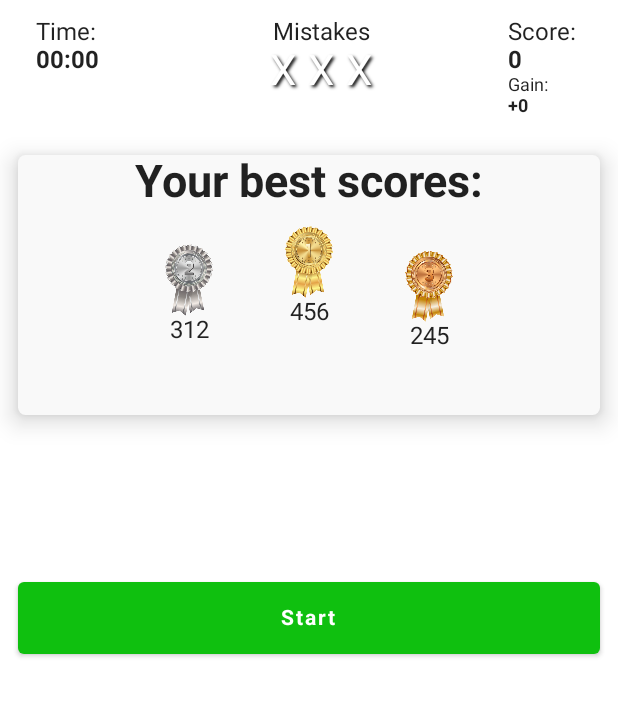
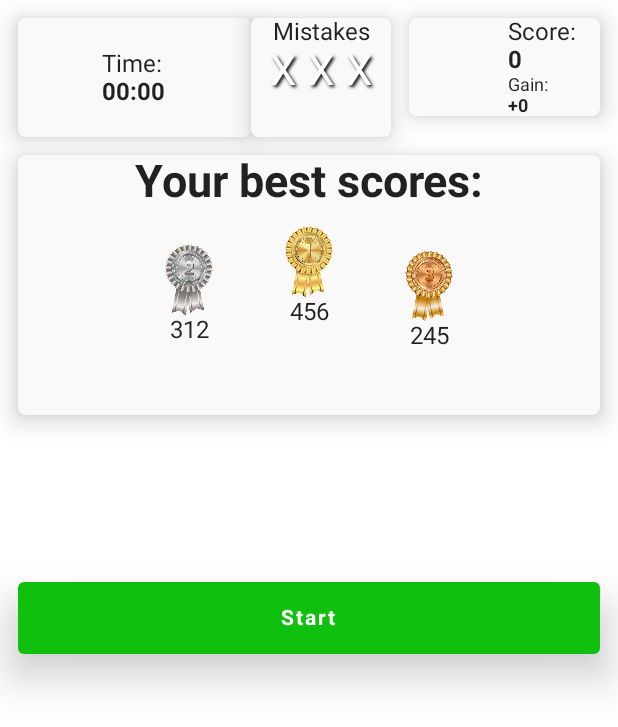
Before and after one commit to altaysoprano/TypingPracticeGame, an Android app built with Jetpack Compose: the screen it shows after launch (MainActivity), on a phone screen of 412 x 824 dp. Shown: the top 727 px of the screen. Run offline under Robolectric (Android 15) with nearby library versions, the phone set to English and light mode, and no system bars; Roboto replaces fonts that are not available here.

Commit message:
cards done (1)

```diff
--- a/app/src/main/java/com/example/typingpractice/MainScreen.kt
+++ b/app/src/main/java/com/example/typingpractice/MainScreen.kt
@@ -4,6 +4,7 @@ import android.util.Log
 import androidx.compose.foundation.background
 import androidx.compose.foundation.border
 import androidx.compose.foundation.layout.*
+import androidx.compose.foundation.shape.RoundedCornerShape
 import androidx.compose.foundation.text.KeyboardActions
 import androidx.compose.foundation.text.KeyboardOptions
 import androidx.compose.material.*
@@ -30,9 +31,7 @@ import androidx.compose.ui.text.input.ImeAction
 import androidx.compose.ui.unit.dp
 import androidx.compose.ui.unit.sp
 import androidx.hilt.navigation.compose.hiltViewModel
-import com.example.typingpractice.ui.BestScoresCard
-import com.example.typingpractice.ui.MainScreenViewModel
-import com.example.typingpractice.ui.ScoreAlertDialog
+import com.example.typingpractice.ui.*
 import kotlin.time.ExperimentalTime
 
 @ExperimentalTime
@@ -85,6 +84,9 @@ fun MainScreen(
                     colors = ButtonDefaults.buttonColors(
                         backgroundColor = Color(0XFF0FC00F),
                         contentColor = Color.White
+                    ),
+                    elevation = ButtonDefaults.elevation(
+                        defaultElevation = 18.dp
                     )
                 ) {
                     Text(
@@ -129,7 +131,10 @@ fun MainScreen(
                             kc?.hide()
                             viewModel.onPaused()
                         },
-                        modifier = Modifier.fillMaxWidth()
+                        modifier = Modifier.fillMaxWidth(),
+                        elevation = ButtonDefaults.elevation(
+                            defaultElevation = 18.dp
+                        )
                     ) {
                         Text(
                             text = "Pause",
@@ -165,6 +170,9 @@ fun MainScreen(
                     colors = ButtonDefaults.buttonColors(
                         backgroundColor = Color(0XFFD61809),
                         contentColor = Color.White
+                    ),
+                    elevation = ButtonDefaults.elevation(
+                        defaultElevation = 18.dp
                     )
                 ) {
                     Text(
@@ -240,7 +248,9 @@ fun MainScreen(
                     .fillMaxHeight(0.30f)
             ) {
                 Row(modifier = Modifier.fillMaxWidth()) {
-                    TimeCounter(timeText)
+                    TimeCounter(timeText, backgroundColor = MaterialTheme.colors.onBackground)
+                    Mistakes(mistakeCount = mistakeCount, backgroundColor = MaterialTheme.colors.onBackground)
+/*
                     Box(
                         modifier = Modifier
                             .fillMaxWidth(0.4f)
@@ -292,7 +302,8 @@ fun MainScreen(
                             }
                         }
                     }
-                    ScoreBoard(number, extraPoints)
+*/
+                    ScoreBoard(number, extraPoints, backgroundColor = MaterialTheme.colors.onBackground)
                     ScoreAlertDialog(
                         score = number,
                         dialogState = dialogState
@@ -309,6 +320,7 @@ fun MainScreen(
     }
 }
 
+/*
 @Composable
 fun TimeCounter(timeText: String) {
     Box(
@@ -325,9 +337,15 @@ fun TimeCounter(timeText: String) {
         }
     }
 }
+*/
 
+/*
 @Composable
 fun ScoreBoard(number: Int, extraPoints: Int) {
+    Card(
+        shape = RoundedCornerShape(5.dp),
+        elevation = 10.dp
+        ) {
         Box(
             modifier = Modifier
                 .fillMaxWidth(1f)
@@ -343,4 +361,6 @@ fun ScoreBoard(number: Int, extraPoints: Int) {
                 Text(text = "+$extraPoints", fontSize = 12.sp, fontWeight = FontWeight.Bold)
             }
         }
+
     }
+}*/
--- /dev/null
+++ b/app/src/main/java/com/example/typingpractice/ui/Mistakes.kt
@@ -0,0 +1,77 @@
+package com.example.typingpractice.ui
+
+import androidx.compose.foundation.layout.*
+import androidx.compose.foundation.shape.RoundedCornerShape
+import androidx.compose.material.Card
+import androidx.compose.material.Text
+import androidx.compose.runtime.Composable
+import androidx.compose.ui.Alignment
+import androidx.compose.ui.Modifier
+import androidx.compose.ui.geometry.Offset
+import androidx.compose.ui.graphics.Color
+import androidx.compose.ui.graphics.Shadow
+import androidx.compose.ui.text.TextStyle
+import androidx.compose.ui.unit.dp
+import androidx.compose.ui.unit.sp
+
+@Composable
+fun Mistakes(mistakeCount: Int, backgroundColor: Color) {
+    Card(
+        shape = RoundedCornerShape(5.dp),
+        elevation = 10.dp,
+        backgroundColor = backgroundColor
+    ) {
+        Box(
+            modifier = Modifier
+                .fillMaxWidth(0.4f)
+                .fillMaxHeight()
+        ) {
+            Column() {
+                Text(
+                    modifier = Modifier.align(Alignment.CenterHorizontally),
+                    text = "Mistakes"
+                )
+                Row(modifier = Modifier.fillMaxWidth(), Arrangement.Center) {
+                    Text(
+                        modifier = Modifier.padding(end = 8.dp),
+                        color = if (mistakeCount > 0) Color.Red else Color.White,
+                        text = "X",
+                        fontSize = 28.sp,
+                        style = TextStyle(
+                            shadow = Shadow(
+                                color = Color.Black,
+                                offset = Offset(2F, 2F),
+                                blurRadius = 2F
+                            )
+                        )
+                    )
+                    Text(
+                        modifier = Modifier.padding(end = 8.dp),
+                        color = if (mistakeCount > 1) Color.Red else Color.White,
+                        text = "X",
+                        fontSize = 28.sp,
+                        style = TextStyle(
+                            shadow = Shadow(
+                                color = Color.Black,
+                                offset = Offset(2F, 2F),
+                                blurRadius = 2F
+                            )
+                        )
+                    )
+                    Text(
+                        color = if (mistakeCount > 2) Color.Red else Color.White,
+                        text = "X",
+                        fontSize = 28.sp,
+                        style = TextStyle(
+                            shadow = Shadow(
+                                color = Color.Black,
+                                offset = Offset(2F, 2F),
+                                blurRadius = 2F
+                            )
+                        )
+                    )
+                }
+            }
+        }
+    }
+}
--- /dev/null
+++ b/app/src/main/java/com/example/typingpractice/ui/ScoreBoard.kt
@@ -0,0 +1,43 @@
+package com.example.typingpractice.ui
+
+import androidx.compose.foundation.layout.Box
+import androidx.compose.foundation.layout.Column
+import androidx.compose.foundation.layout.fillMaxWidth
+import androidx.compose.foundation.layout.padding
+import androidx.compose.foundation.shape.RoundedCornerShape
+import androidx.compose.material.Card
+import androidx.compose.material.Text
+import androidx.compose.runtime.Composable
+import androidx.compose.ui.Alignment
+import androidx.compose.ui.Modifier
+import androidx.compose.ui.graphics.Color
+import androidx.compose.ui.text.font.FontWeight
+import androidx.compose.ui.unit.dp
+import androidx.compose.ui.unit.sp
+
+@Composable
+fun ScoreBoard(number: Int, extraPoints: Int, backgroundColor: Color) {
+    Card(
+        shape = RoundedCornerShape(5.dp),
+        elevation = 10.dp,
+        backgroundColor = backgroundColor,
+        modifier = Modifier.padding(start = 12.dp)
+    ) {
+        Box(
+            modifier = Modifier
+                .fillMaxWidth(1f)
+        ) {
+            Column(
+                modifier = Modifier
+                    .align(Alignment.CenterEnd)
+                    .padding(end = 12.dp)
+            ) {
+                Text("Score: ")
+                Text("$number", fontWeight = FontWeight.Bold)
+                Text(text = "Gain: ", fontSize = 12.sp)
+                Text(text = "+$extraPoints", fontSize = 12.sp, fontWeight = FontWeight.Bold)
+            }
+        }
+
+    }
+}
--- /dev/null
+++ b/app/src/main/java/com/example/typingpractice/ui/TimeCounter.kt
@@ -0,0 +1,37 @@
+package com.example.typingpractice.ui
+
+import androidx.compose.foundation.border
+import androidx.compose.foundation.layout.*
+import androidx.compose.foundation.shape.RoundedCornerShape
+import androidx.compose.material.Card
+import androidx.compose.material.Text
+import androidx.compose.runtime.Composable
+import androidx.compose.ui.Alignment
+import androidx.compose.ui.Modifier
+import androidx.compose.ui.graphics.Color
+import androidx.compose.ui.text.font.FontWeight
+import androidx.compose.ui.unit.dp
+
+@Composable
+fun TimeCounter(timeText: String, backgroundColor: Color) {
+    Card(
+        shape = RoundedCornerShape(5.dp),
+        elevation = 10.dp,
+        backgroundColor = backgroundColor
+    ) {
+        Box(
+            modifier = Modifier
+                .fillMaxWidth(0.4f)
+                .fillMaxHeight(),
+            contentAlignment = Alignment.CenterStart
+        ) {
+            Column(
+                modifier = Modifier
+                    .align(Alignment.Center)
+            ) {
+                Text("Time: ")
+                Text(timeText, fontWeight = FontWeight.Bold)
+            }
+        }
+    }
+}
```
Lines whose indentation alone changed are shown as unchanged.
